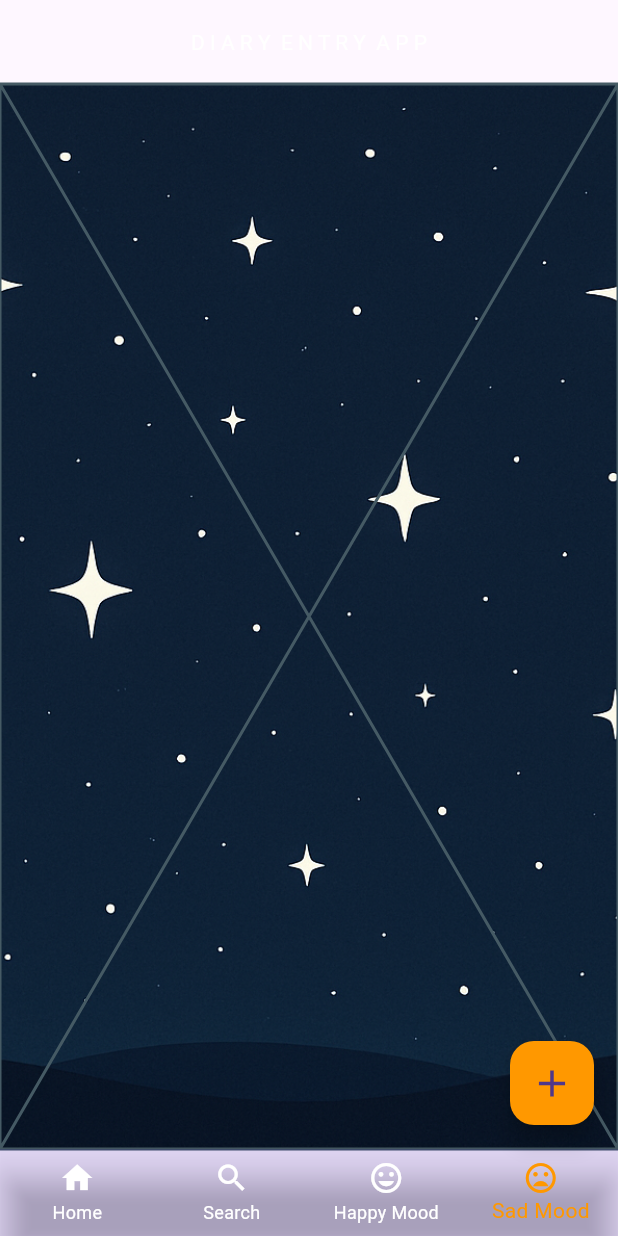
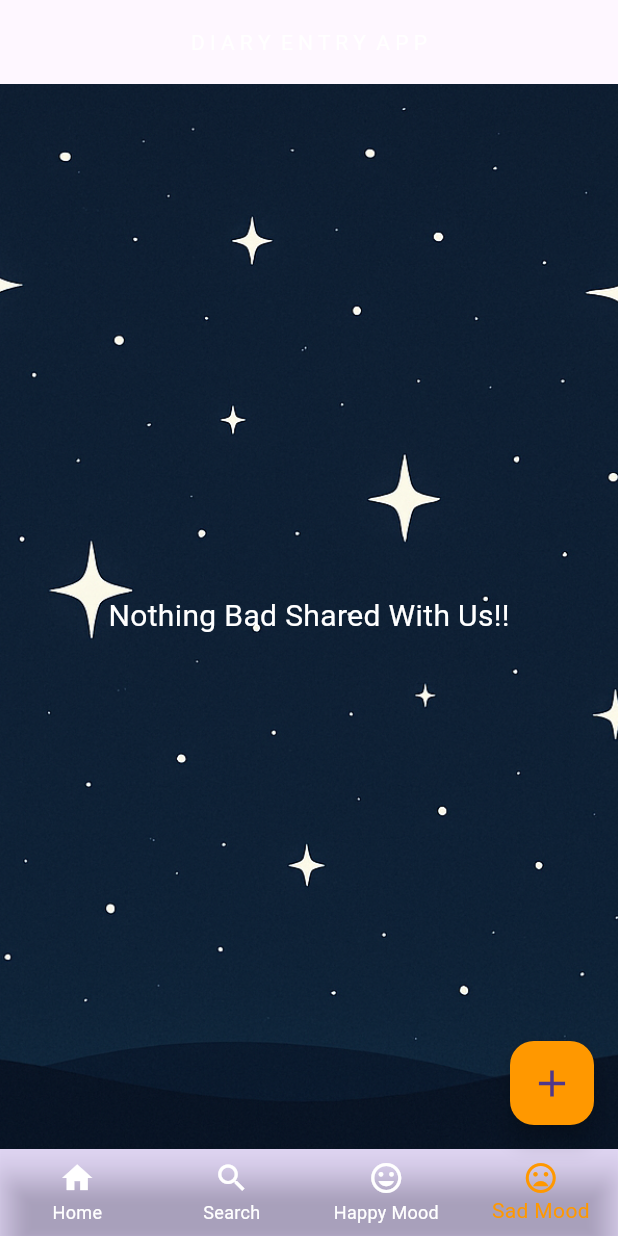
Before and after one commit to SaiyamKalra/diaryentryapp, a Flutter app: the screen it shows after launch, item 4 of the bottom bar chosen, on a phone screen of 412 x 824 dp. Run offline on Flutter 3.47's test engine with Material 3 defaults, Android fonts, the phone set to English and light mode, and no system bars; our stand-ins replace flutter_bloc, shared_preferences.

Commit message:
completed the sad_mood_page

```diff
--- a/lib/pages/sad_mood_page.dart
+++ b/lib/pages/sad_mood_page.dart
@@ -1,10 +1,51 @@
+import 'package:diaryentryapp/models/diary.dart';
+import 'package:diaryentryapp/utils/diary_card.dart';
 import 'package:flutter/material.dart';
+import 'package:diaryentryapp/cubit/diary_cubit.dart';
+import 'package:flutter_bloc/flutter_bloc.dart';
 
 class SadMoodPage extends StatelessWidget {
   const SadMoodPage({super.key});
 
   @override
   Widget build(BuildContext context) {
-    return const Placeholder();
+    return Scaffold(
+      body: Container(
+        decoration: BoxDecoration(
+          image: DecorationImage(
+            image: AssetImage("assets/images/background.png"),
+            fit: BoxFit.cover,
+          ),
+        ),
+        child: BlocBuilder<DiaryCubit, List<Diary>>(
+          builder: (context, diaries) {
+            final filteredDiaries =
+                diaries.where((diary) {
+                  final rating = double.tryParse(diary.star) ?? 0.0;
+                  return rating <= 3.5;
+                }).toList();
+            if (filteredDiaries.isEmpty) {
+              return Center(
+                child: Text(
+                  'Nothing Bad Shared With Us!!',
+                  style: TextStyle(color: Colors.white, fontSize: 20),
+                ),
+              );
+            }
+            return ListView.builder(
+              itemCount: filteredDiaries.length,
+              itemBuilder: (context, index) {
+                final diary = filteredDiaries[index];
+                return DiaryCard(
+                  title: diary.title,
+                  number: diary.number,
+                  star: diary.star,
+                );
+              },
+            );
+          },
+        ),
+      ),
+    );
   }
 }
```
